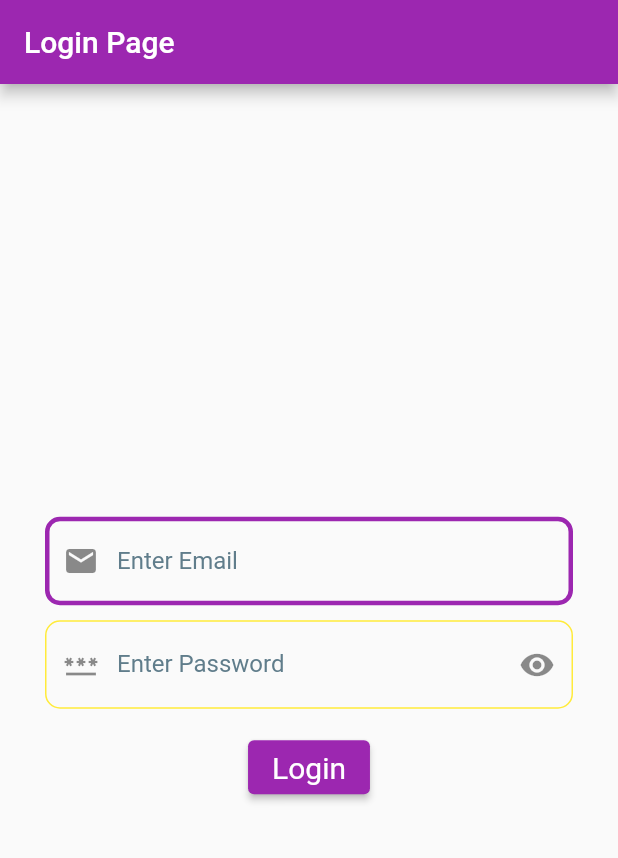
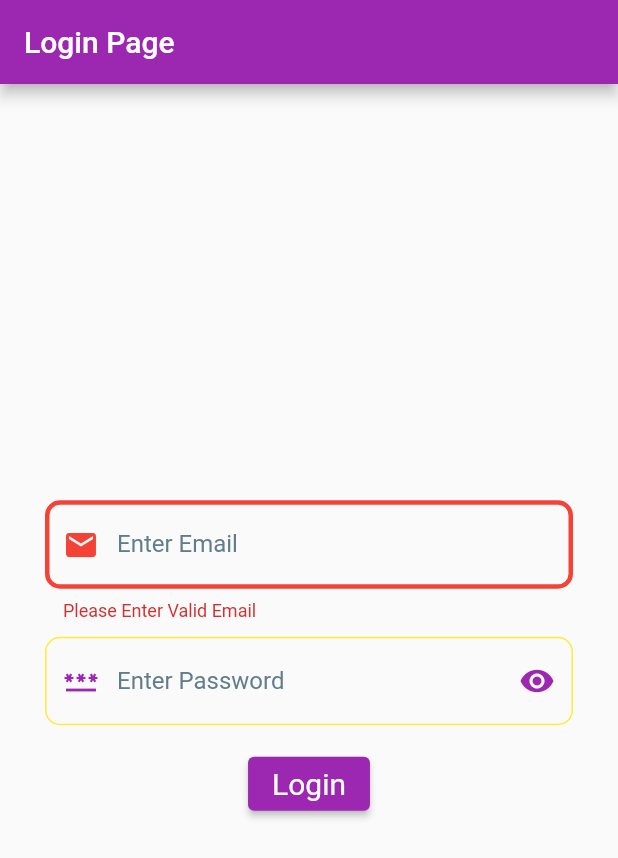
Before and after one commit to pd28CSE/Login-Page-Flutter, a Flutter app: the screen it shows after launch, after a tap on "Login", on a phone screen of 412 x 824 dp. Shown: the top 858 px of the screen. Run offline on Flutter 3.47's test engine with Material 2 defaults, Android fonts, the phone set to English and light mode, and no system bars.

Commit message:
Update main.dart

```diff
--- a/lib/main.dart
+++ b/lib/main.dart
@@ -6,6 +6,16 @@ void main() {
 
 class MyApp extends StatelessWidget {
   const MyApp({super.key});
+
+  Color getSpecificIconColor(Set<MaterialState> states) {
+    if (states.contains(MaterialState.focused)) {
+      return Colors.green;
+    } else if (states.contains(MaterialState.error)) {
+      return Colors.red;
+    } else {
+      return Colors.purple;
+    }
+  }
 
   @override
   Widget build(BuildContext context) {
@@ -40,6 +50,8 @@ class MyApp extends StatelessWidget {
             ),
             borderRadius: BorderRadius.circular(10),
           ),
+          prefixIconColor: MaterialStateColor.resolveWith(getSpecificIconColor),
+          suffixIconColor: MaterialStateColor.resolveWith(getSpecificIconColor),
         ),
       ),
       home: LoginPage(),
@@ -56,10 +68,9 @@ class LoginPage extends StatefulWidget {
 
 class _LoginPageState extends State<LoginPage> {
   final _emailController = TextEditingController();
-
   final _passwordController = TextEditingController();
-
   bool _passwordShowHide = true;
+  bool _errorTextValue = false;
 
   @override
   Widget build(BuildContext context) {
@@ -75,9 +86,17 @@ class _LoginPageState extends State<LoginPage> {
             TextField(
               controller: _emailController,
               keyboardType: TextInputType.emailAddress,
+              onChanged: (userEmail) {
+                setState(() {
+                  _errorTextValue = userEmail.contains(' ');
+                });
+              },
               decoration: InputDecoration(
                 labelText: 'Enter Email',
                 hintText: 'Email',
+                errorText: _errorTextValue == false
+                    ? null
+                    : 'Please Enter Valid Email',
                 prefixIcon: Icon(Icons.email),
                 labelStyle: TextStyle(color: Colors.blueGrey),
               ),
@@ -96,10 +115,8 @@ class _LoginPageState extends State<LoginPage> {
                 prefixIcon: Icon(Icons.password),
                 suffixIcon: IconButton(
                   onPressed: () {
-                    print('o--------');
                     if (_emailController.text.isNotEmpty == true &&
                         _passwordController.text.isNotEmpty == true) {
-                      print('pon-------');
                       setState(() {
                         _passwordShowHide = !_passwordShowHide;
                       });
@@ -114,7 +131,6 @@ class _LoginPageState extends State<LoginPage> {
                     .copyWith(
                       borderSide: BorderSide(color: Colors.yellow),
                     ),
-                // errorBorder:
               ),
             ),
             SizedBox(
@@ -124,6 +140,11 @@ class _LoginPageState extends State<LoginPage> {
               onPressed: () {
                 print(_emailController.text);
                 print(_passwordController.text);
+                if (_emailController.text.contains('@') == false) {
+                  setState(() {
+                    _errorTextValue = true;
+                  });
+                }
               },
               child: Text('Login'),
               style: ElevatedButton.styleFrom(
```
